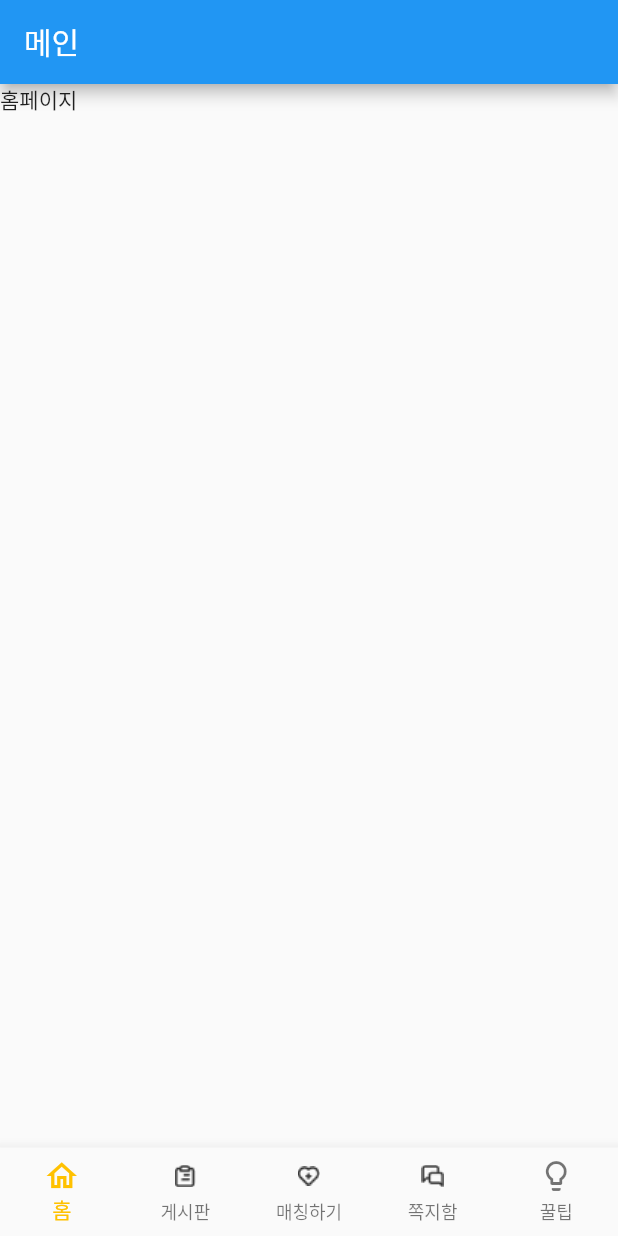
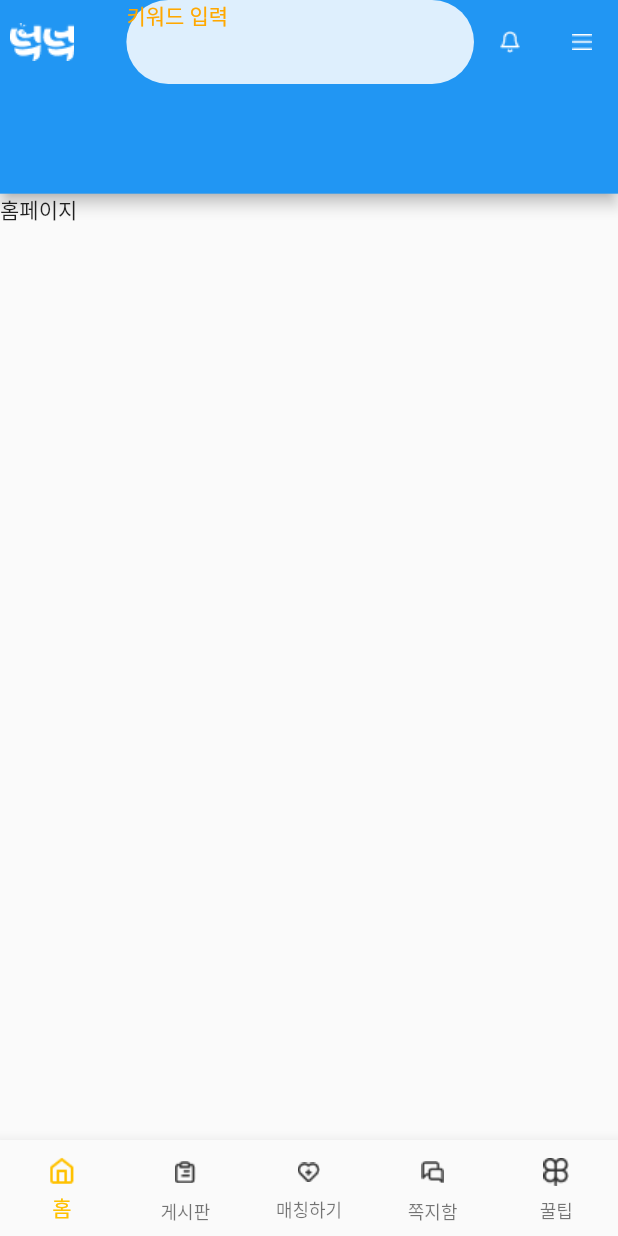
Before and after one commit to ko-inseoklee/CounselingCenter, a Flutter app: the screen it shows after launch, on a phone screen of 412 x 824 dp. Run offline on Flutter 3.47's test engine with Material 2 defaults, Android fonts, the phone set to English and light mode, and no system bars; our stand-ins replace flutter_screenutil, freezed_annotation, get; generated files the repository leaves out were written again.

Commit message:
someng - navigation bar

```diff
--- a/lib/app.dart
+++ b/lib/app.dart
@@ -34,5 +34,5 @@ final ThemeData _knockTheme = _buildKnockTheme();
 ThemeData _buildKnockTheme() {
   final ThemeData base = ThemeData.light();
 
-  return base.copyWith(primaryColor: MainYellow);
+  return base.copyWith(primaryColor: PrimaryColor);
 }
--- a/lib/color.dart
+++ b/lib/color.dart
@@ -1,3 +1,12 @@
 import 'package:flutter/material.dart';
 
-const MainYellow = Color(0xffFFC100);
+const PrimaryColor = Color(0xffFFC100);
+const PrimaryVariant1Color = Color(0xffFFA800);
+const PrimaryVariantLColor = Color(0xffFF9900);
+
+const SecondaryLColor = Color(0xff00B9FF);
+const SecondaryDColor = Color(0xff378AF7);
+
+const BackgroundColor = Color(0xffF9F9F9);
+const SurfaceColor = Color(0xffF9F9F9);
+const ErrorColor = Color(0xffF12C2C);
--- a/lib/view/HomePage.dart
+++ b/lib/view/HomePage.dart
@@ -1,4 +1,5 @@
 import 'package:flutter/material.dart';
+import 'package:flutter_screenutil/flutter_screenutil.dart';
 
 class HomePage extends StatefulWidget {
   const HomePage({Key? key}) : super(key: key);
@@ -10,6 +11,17 @@ class HomePage extends StatefulWidget {
 class _HomePageState extends State<HomePage> {
   @override
   Widget build(BuildContext context) {
+    ScreenUtil.init(
+        BoxConstraints(
+            maxWidth: MediaQuery.of(context).size.width,
+            maxHeight: MediaQuery.of(context).size.height),
+        designSize: Size(320, 568),
+        // context: context,
+        // minTextAdapt: true,
+        orientation: Orientation.portrait);
+    // ScreenUtil().setWidth(320);
+    // ScreenUtil().setHeight(568);
+    ScreenUtil().setSp(11);
     return Container(child: Text('홈페이지'));
   }
 }
--- a/lib/view/MainPage.dart
+++ b/lib/view/MainPage.dart
@@ -1,5 +1,6 @@
 import 'package:flutter/cupertino.dart';
 import 'package:flutter/material.dart';
+import 'package:freezed_annotation/freezed_annotation.dart';
 import 'package:get/get.dart';
 import 'package:online_counseling_center/color.dart';
 
@@ -10,6 +11,8 @@ import 'package:online_counseling_center/view/MainPage.dart';
 import 'package:online_counseling_center/view/Tip/TipPage.dart';
 
 import 'package:online_counseling_center/view/HomePage.dart';
+import 'package:online_counseling_center/view/customWidget/DefaultAppBar.dart';
+import 'package:flutter_screenutil/flutter_screenutil.dart';
 
 class MainPage extends StatefulWidget {
   MainPage({Key? key}) : super(key: key);
@@ -34,66 +37,88 @@ class _MainPageState extends State<MainPage> {
     });
   }
 
+  DefaultAppBar _defaultAppBar = DefaultAppBar();
+  // BottomNavigationBar _bottomNavigationBar = BottomNavigationBar(type: type, onTap: _onTap, currentIndex: currentIndex, items: items)
+
   @override
   Widget build(BuildContext context) {
     print('someng logged in!\n');
+    ScreenUtil.init(
+        BoxConstraints(
+            maxWidth: MediaQuery.of(context).size.width,
+            maxHeight: MediaQuery.of(context).size.height),
+        designSize: Size(320, 568),
+        // context: context,
+        // minTextAdapt: true,
+        orientation: Orientation.portrait);
+    // ScreenUtil().setWidth(320);
+    // ScreenUtil().setHeight(568);
+    ScreenUtil().setSp(11);
     return Scaffold(
-      appBar: AppBar(
-        title: Text('메인'),
-      ),
-      // body: Center(
-      //   child: Column(
-      //     children: [
-      //       Text('넉넉'),
-      //       TextButton(
-      //           onPressed: () {
-      //             Get.toNamed('/sign-up');
-      //           },
-      //           child: Text('회원가입 페이지')),
-      //       TextButton(
-      //           onPressed: () {
-      //             Get.toNamed('/matching');
-      //           },
-      //           child: Text('매칭 페이지')),
-      //       TextButton(
-      //           onPressed: () {
-      //             Get.toNamed('/chat');
-      //           },
-      //           child: Text('채팅 페이지')),
-      //       TextButton(
-      //           onPressed: () {
-      //             Get.toNamed('/board');
-      //           },
-      //           child: Text('소통 게시판 페이지'))
-      //     ],
-      //   ),
-      // ),
+      appBar: _defaultAppBar,
+
       body: menuList[_currentIndex],
       bottomNavigationBar: BottomNavigationBar(
         type: BottomNavigationBarType.fixed,
         onTap: _onTap,
-        selectedItemColor: MainYellow,
+        selectedItemColor: PrimaryColor,
         currentIndex: _currentIndex,
         items: [
           BottomNavigationBarItem(
               label: '홈',
-            icon: Icon(Icons.home_outlined),
+              icon: Container(
+                width: 16.w,
+                height: 18.h,
+                child: ImageIcon(
+                  AssetImage("image/homeIcon.png"),
+                  // size: ScreenUtil().setSp(24),
+                  color: (_currentIndex == 0) ? PrimaryColor : Color(0xff333333),
                 ),
+              )),
           BottomNavigationBarItem(
               label: '게시판',
-            icon: ImageIcon(AssetImage("image/boardIcon.png"), color: (_currentIndex == 1) ? MainYellow : Color(0xff333333),)
+              icon: Container(
+                width: 16.89.w,
+                height: 19.84.h,
+                child: ImageIcon(
+                  AssetImage("image/boardIcon.png"),
+                  // size: ScreenUtil().setSp(19.84),
+                  color: (_currentIndex == 1) ? PrimaryColor : Color(0xff333333),
                 ),
+              )),
           BottomNavigationBarItem(
               label: '매칭하기',
-            icon: ImageIcon(AssetImage("image/matchIcon.png"), color: (_currentIndex == 2) ? MainYellow : Color(0xff333333),)
+              icon: Container(
+                width: 19.98.w,
+                height: 17.65.h,
+                child: ImageIcon(
+                  AssetImage("image/matchIcon.png"),
+                  // size: 17.65.sp,
+                  color: (_currentIndex == 2) ? PrimaryColor : Color(0xff333333),
                 ),
+              )),
           BottomNavigationBarItem(
               label: '쪽지함',
-            icon: ImageIcon(AssetImage("image/messageIcon.png"), color: (_currentIndex == 3) ? MainYellow : Color(0xff333333),)
+              icon: Container(
+                width: 20.w,
+                height: 20.h,
+                child: ImageIcon(
+                  AssetImage("image/messageIcon.png"),
+                  // size: 20.sp,
+                  color: (_currentIndex == 3) ? PrimaryColor : Color(0xff333333),
                 ),
+              )),
           BottomNavigationBarItem(
             label: '꿀팁',
-            icon: Icon(Icons.lightbulb_outline),
+            icon: Container(
+              width: 16.27.w,
+              height: 19.h,
+              child: ImageIcon(
+                AssetImage("image/tipIcon.png"),
+                // size: 19.sp,
+                color: (_currentIndex == 4) ? PrimaryColor : Color(0xff333333),
+              ),
+            ),
           ),
         ],
       ),
--- /dev/null
+++ b/lib/view/customWidget/DefaultAppBar.dart
@@ -0,0 +1,53 @@
+import 'package:flutter/material.dart';
+import 'package:flutter_screenutil/flutter_screenutil.dart';
+import 'package:online_counseling_center/color.dart';
+
+class DefaultAppBar extends StatelessWidget implements PreferredSizeWidget {
+  const DefaultAppBar({Key? key}) : super(key: key);
+
+  @override
+  Size get preferredSize => Size.fromHeight(89.h);
+
+  @override
+  PreferredSizeWidget build(BuildContext context) {
+    return AppBar(
+      leading:
+          Container(
+        // margin: EdgeInsets.only(top: 51/4.h, left: 22/4.w),
+        child: Image.asset(
+          "image/mainLogo.png",
+          width: 43.w,
+          height: 25.h
+        ),
+      ),
+      actions: [
+        Container(
+          width: 180.w,
+          height: 26.h,
+          // margin: EdgeInsets.only(top: 28.h),
+          child: Text('키워드 입력', style: TextStyle(color: PrimaryVariant1Color,)),
+          decoration: BoxDecoration(
+            color: Color(0xffFFFFFF).withOpacity(0.85),
+            borderRadius: BorderRadius.circular(37),
+          ),
+        ),
+        Container(
+          // margin: EdgeInsets.only(top: 34.h),
+          child: IconButton(
+            icon: Image.asset("image/bellIcon.png", color: Color(0xffFFFFFF)),
+            onPressed: () {},
+            iconSize: 15.sp,
+          ),
+        ),
+        Container(
+          // margin: EdgeInsets.only(left: 11.88),
+          child: IconButton(
+            icon: Image.asset("image/menuIcon.png", color: Color(0xffFFFFFF)),
+            onPressed: () {},
+            iconSize: 13.sp,
+          ),
+        )
+      ],
+    );
+  }
+}
--- a/pubspec.yaml
+++ b/pubspec.yaml
@@ -61,6 +61,11 @@ flutter:
     - image/boardIcon.png
     - image/matchIcon.png
     - image/messageIcon.png
+    - image/tipIcon.png
+    - image/homeIcon.png
+    - image/mainLogo.png
+    - image/bellIcon.png
+    - image/menuIcon.png
 
   # An image asset can refer to one or more resolution-specific "variants", see
   # https://flutter.dev/assets-and-images/#resolution-aware.
```
Also changed, not shown: image/bellIcon.png (added), image/homeIcon.png (added), image/mainLogo.png (added), image/menuIcon.png (added), image/tipIcon.png (added). Lines whose indentation alone changed are shown as unchanged.
